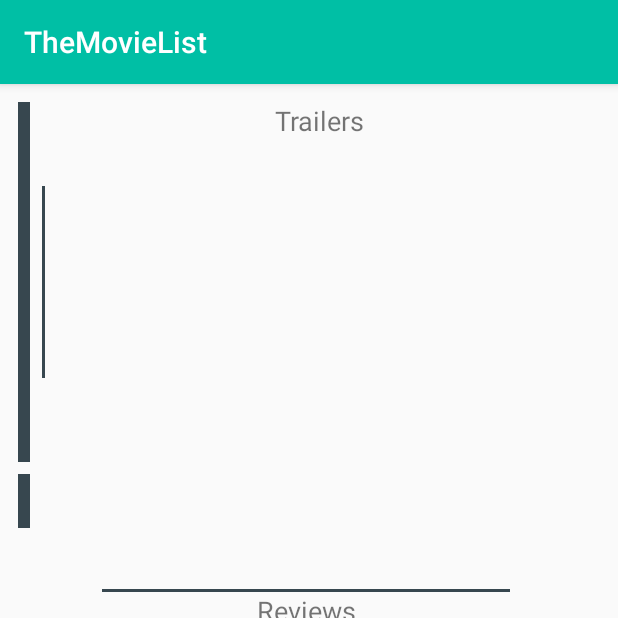
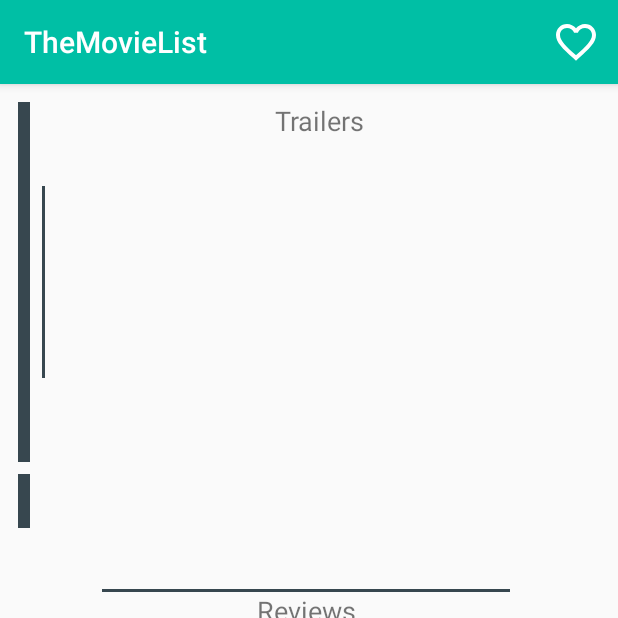
Before and after one commit to SFotakos/TheMovieList, an Android app: the DetailActivity screen opened directly, with no data from a screen before it, on a phone screen of 412 x 824 dp, the top half of it. Run offline under Robolectric (Android 15) with nearby library versions, the phone set to English and light mode, and no system bars; our stand-ins replace Picasso, data binding; pictures from the network do not load.

Commit message:
Removes custom action barfrom movie details

```diff
--- /dev/null
+++ b/app/src/main/res/drawable/ic_favorite_border_white.xml
@@ -0,0 +1,9 @@
+<vector xmlns:android="http://schemas.android.com/apk/res/android"
+        android:width="36dp"
+        android:height="36dp"
+        android:viewportWidth="24.0"
+        android:viewportHeight="24.0">
+    <path
+        android:pathData="M16.5,3c-1.74,0 -3.41,0.81 -4.5,2.09C10.91,3.81 9.24,3 7.5,3 4.42,3 2,5.42 2,8.5c0,3.78 3.4,6.86 8.55,11.54L12,21.35l1.45,-1.32C18.6,15.36 22,12.28 22,8.5 22,5.42 19.58,3 16.5,3zM12.1,18.55l-0.1,0.1 -0.1,-0.1C7.14,14.24 4,11.39 4,8.5 4,6.5 5.5,5 7.5,5c1.54,0 3.04,0.99 3.57,2.36h1.87C13.46,5.99 14.96,5 16.5,5c2,0 3.5,1.5 3.5,3.5 0,2.89 -3.14,5.74 -7.9,10.05z"
+        android:fillColor="#FFFFFF"/>
+</vector>
--- /dev/null
+++ b/app/src/main/res/drawable/ic_favorite_white.xml
@@ -0,0 +1,9 @@
+<vector xmlns:android="http://schemas.android.com/apk/res/android"
+        android:width="36dp"
+        android:height="36dp"
+        android:viewportWidth="24.0"
+        android:viewportHeight="24.0">
+    <path
+        android:pathData="M12,21.35l-1.45,-1.32C5.4,15.36 2,12.28 2,8.5 2,5.42 4.42,3 7.5,3c1.74,0 3.41,0.81 4.5,2.09C13.09,3.81 14.76,3 16.5,3 19.58,3 22,5.42 22,8.5c0,3.78 -3.4,6.86 -8.55,11.54L12,21.35z"
+        android:fillColor="#FFFFFF"/>
+</vector>
--- /dev/null
+++ b/app/src/main/res/menu/detail.xml
@@ -0,0 +1,11 @@
+<?xml version="1.0" encoding="utf-8"?>
+<menu xmlns:android="http://schemas.android.com/apk/res/android"
+    xmlns:app="http://schemas.android.com/apk/res-auto">
+
+    <item
+        android:id="@+id/action_add_favorite"
+        app:showAsAction="always"
+        android:title="@string/action_add_favorite"
+        android:icon="@drawable/ic_favorite_border_white"
+        android:orderInCategory="1"/>
+</menu>
--- a/app/src/main/res/values/strings.xml
+++ b/app/src/main/res/values/strings.xml
@@ -4,6 +4,7 @@
     <string name="action_sortByPopularity">Sorting by\npopularity</string>
     <string name="action_sortByRating">Sorting\nby rating</string>
     <string name="action_about">About</string>
+    <string name="action_add_favorite">Add to favorite</string>
 
     <string name="error_default">Something went wrong</string>
     <string name="error_no_connectivity">You\'re offline data might not load correctly.</string>
@@ -18,6 +19,6 @@
 
     <string name="trailers">Trailers</string>
     <string name="reviews">Reviews</string>
-    <string name="action_add_favorite">Add to favorite</string>
+
 
 </resources>
```
Also changed, not shown: app/src/main/java/com/sfotakos/themovielist/DetailActivity.java (+36 -12 lines), app/src/main/res/drawable/favorite.xml (+4 -4 lines), app/src/main/res/layout/actionbar_activity_detail.xml (deleted, +0 -55 lines).
